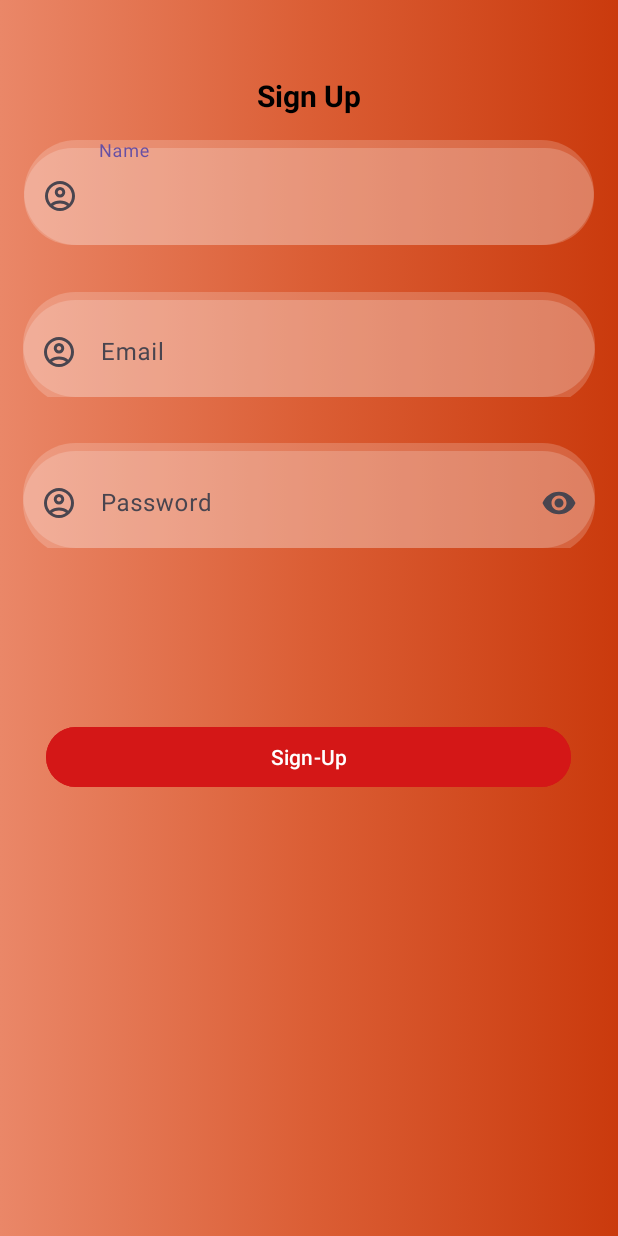
After one commit to sandeepmehra28/Android-with-Kotlin, an Android app: the HomeUiUx screen opened directly, with no data from a screen before it, on a phone screen of 412 x 824 dp. The commit adds this screen. Run offline under Robolectric (Android 15) with nearby library versions, the phone set to English and light mode, and no system bars.

Commit message:
Adding new files for android with kotlin

```diff
--- /dev/null
+++ b/app/src/main/java/com/example/android_with_kotlin/uiux/HomeUiUx.kt
@@ -0,0 +1,21 @@
+package com.example.android_with_kotlin.uiux
+
+import android.os.Bundle
+import androidx.activity.enableEdgeToEdge
+import androidx.appcompat.app.AppCompatActivity
+import androidx.core.view.ViewCompat
+import androidx.core.view.WindowInsetsCompat
+import com.example.android_with_kotlin.R
+
+class HomeUiUx : AppCompatActivity() {
+    override fun onCreate(savedInstanceState: Bundle?) {
+        super.onCreate(savedInstanceState)
+        enableEdgeToEdge()
+        setContentView(R.layout.activity_home_ui_ux)
+        ViewCompat.setOnApplyWindowInsetsListener(findViewById(R.id.main)) { v, insets ->
+            val systemBars = insets.getInsets(WindowInsetsCompat.Type.systemBars())
+            v.setPadding(systemBars.left, systemBars.top, systemBars.right, systemBars.bottom)
+            insets
+        }
+    }
+}
--- /dev/null
+++ b/app/src/main/res/drawable/graybackground.xml
@@ -0,0 +1,12 @@
+<?xml version="1.0" encoding="utf-8"?>
+<selector xmlns:android="http://schemas.android.com/apk/res/android">
+<item>
+    <shape android:layout_width="match_parent"
+           android:layout_height="match_parent"
+            android:shape="rectangle">
+        <solid android:color="#30ffffff" />
+        <corners android:radius="50sp" />
+
+    </shape>
+</item>
+</selector>
--- /dev/null
+++ b/app/src/main/res/drawable/outline_account_circle_24.xml
@@ -0,0 +1,5 @@
+<vector xmlns:android="http://schemas.android.com/apk/res/android" android:height="24dp" android:tint="#000000" android:viewportHeight="960" android:viewportWidth="960" android:width="24dp">
+
+    <path android:fillColor="@android:color/white" android:pathData="M234,684Q285,645 348,622.5Q411,600 480,600Q549,600 612,622.5Q675,645 726,684Q761,643 780.5,591Q800,539 800,480Q800,347 706.5,253.5Q613,160 480,160Q347,160 253.5,253.5Q160,347 160,480Q160,539 179.5,591Q199,643 234,684ZM480,520Q421,520 380.5,479.5Q340,439 340,380Q340,321 380.5,280.5Q421,240 480,240Q539,240 579.5,280.5Q620,321 620,380Q620,439 579.5,479.5Q539,520 480,520ZM480,880Q397,880 324,848.5Q251,817 197,763Q143,709 111.5,636Q80,563 80,480Q80,397 111.5,324Q143,251 197,197Q251,143 324,111.5Q397,80 480,80Q563,80 636,111.5Q709,143 763,197Q817,251 848.5,324Q880,397 880,480Q880,563 848.5,636Q817,709 763,763Q709,817 636,848.5Q563,880 480,880ZM480,800Q533,800 580,784.5Q627,769 666,740Q627,711 580,695.5Q533,680 480,680Q427,680 380,695.5Q333,711 294,740Q333,769 380,784.5Q427,800 480,800ZM480,440Q506,440 523,423Q540,406 540,380Q540,354 523,337Q506,320 480,320Q454,320 437,337Q420,354 420,380Q420,406 437,423Q454,440 480,440ZM480,380Q480,380 480,380Q480,380 480,380Q480,380 480,380Q480,380 480,380Q480,380 480,380Q480,380 480,380Q480,380 480,380Q480,380 480,380ZM480,740Q480,740 480,740Q480,740 480,740Q480,740 480,740Q480,740 480,740Q480,740 480,740Q480,740 480,740Q480,740 480,740Q480,740 480,740Z"/>
+
+</vector>
--- /dev/null
+++ b/app/src/main/res/drawable/splash_background.xml
@@ -0,0 +1,13 @@
+<?xml version="1.0" encoding="utf-8"?>
+<selector xmlns:android="http://schemas.android.com/apk/res/android">
+ <item>
+     <shape android:shape="rectangle">
+         <gradient
+             android:startColor="#EA8768"
+             android:centerColor="#DB5E35"
+             android:endColor="#CA3A0D">
+
+         </gradient>
+     </shape>
+ </item>
+</selector>
--- /dev/null
+++ b/app/src/main/res/layout/activity_home_ui_ux.xml
@@ -0,0 +1,84 @@
+<?xml version="1.0" encoding="utf-8"?>
+<LinearLayout xmlns:android="http://schemas.android.com/apk/res/android"
+    xmlns:tools="http://schemas.android.com/tools"
+    xmlns:app="http://schemas.android.com/apk/res-auto"
+    android:id="@+id/main"
+    android:orientation="vertical"
+    android:background="@drawable/splash_background"
+    android:layout_width="match_parent"
+    android:layout_height="match_parent"
+    tools:context=".uiux.HomeUiUx">
+
+    <TextView
+        android:id="@+id/textView2"
+        android:textColor="@color/black"
+        android:textSize="20sp"
+        android:textStyle="bold"
+        android:layout_marginTop="50dp"
+        android:layout_gravity="center"
+        android:gravity="center"
+        android:layout_width="match_parent"
+        android:layout_height="wrap_content"
+        android:text="Sign Up" />
+    <com.google.android.material.textfield.TextInputLayout
+        android:layout_width="match_parent"
+        android:layout_height="70dp"
+        android:layout_margin="16dp"
+          android:background="@drawable/graybackground"
+         app:helperText="**required"
+        app:helperTextTextColor="#F41313"
+        app:startIconDrawable="@drawable/outline_account_circle_24"
+        >
+
+        <com.google.android.material.textfield.TextInputEditText
+            android:layout_width="match_parent"
+            android:layout_height="match_parent"
+            android:layout_gravity="center"
+            android:background="@drawable/graybackground"
+            android:hint="Name"
+            android:inputType="text"
+            android:paddingStart="50dp" />
+    </com.google.android.material.textfield.TextInputLayout>
+    <com.google.android.material.textfield.TextInputLayout
+        android:layout_margin="15sp"
+        android:layout_height="70dp"
+        android:layout_width="match_parent"
+        android:background="@drawable/graybackground"
+        app:helperText="**required"
+        app:helperTextTextColor="#F41313"
+        app:startIconDrawable="@drawable/outline_account_circle_24">
+        <com.google.android.material.textfield.TextInputEditText
+            android:layout_width="match_parent"
+            android:layout_height="70dp"
+            android:hint="Email"
+            android:inputType="textEmailAddress"
+            android:background="@drawable/graybackground"
+            android:paddingStart="50dp" />
+    </com.google.android.material.textfield.TextInputLayout>
+    <com.google.android.material.textfield.TextInputLayout
+        android:layout_marginTop="20sp"
+        android:layout_margin="15sp"
+        android:layout_width="match_parent"
+        android:background="@drawable/graybackground"
+        app:helperText="**required"
+        app:endIconMode="password_toggle"
+        app:helperTextTextColor="#F41313"
+        app:startIconDrawable="@drawable/outline_account_circle_24"
+        android:layout_height="70dp">
+        <com.google.android.material.textfield.TextInputEditText
+            android:layout_width="match_parent"
+            android:layout_height="70dp"
+            android:hint="Password"
+            android:inputType="textPassword"
+            android:background="@drawable/graybackground"
+            android:paddingStart="50dp" />
+    </com.google.android.material.textfield.TextInputLayout>
+    <Button
+        android:id="@+id/signinBtn"
+        android:layout_marginTop="100dp"
+        android:layout_width="350dp"
+        android:layout_gravity="center"
+        android:layout_height="wrap_content"
+        android:backgroundTint="#D41717"
+        android:text="Sign-Up" />
+</LinearLayout>
```
Also changed, not shown: app/src/main/AndroidManifest.xml (+10 -1 lines), app/src/main/java/com/example/android_with_kotlin/MainActivity.kt (+6 -2 lines), app/src/main/java/com/example/android_with_kotlin/SplashScreenActivity.kt (deleted, +0 -23 lines), app/src/main/java/com/example/android_with_kotlin/uiux/ShowLogoActivity.kt (added, +22 -0 lines), app/src/main/res/layout/activity_main.xml (+7 -0 lines), app/src/main/res/layout/activity_show_logo.xml (added, +17 -0 lines), app/src/main/res/layout/activity_splash_screen.xml (deleted, +0 -14 lines), app/src/main/res/drawable/zomata_logo.png (added).
